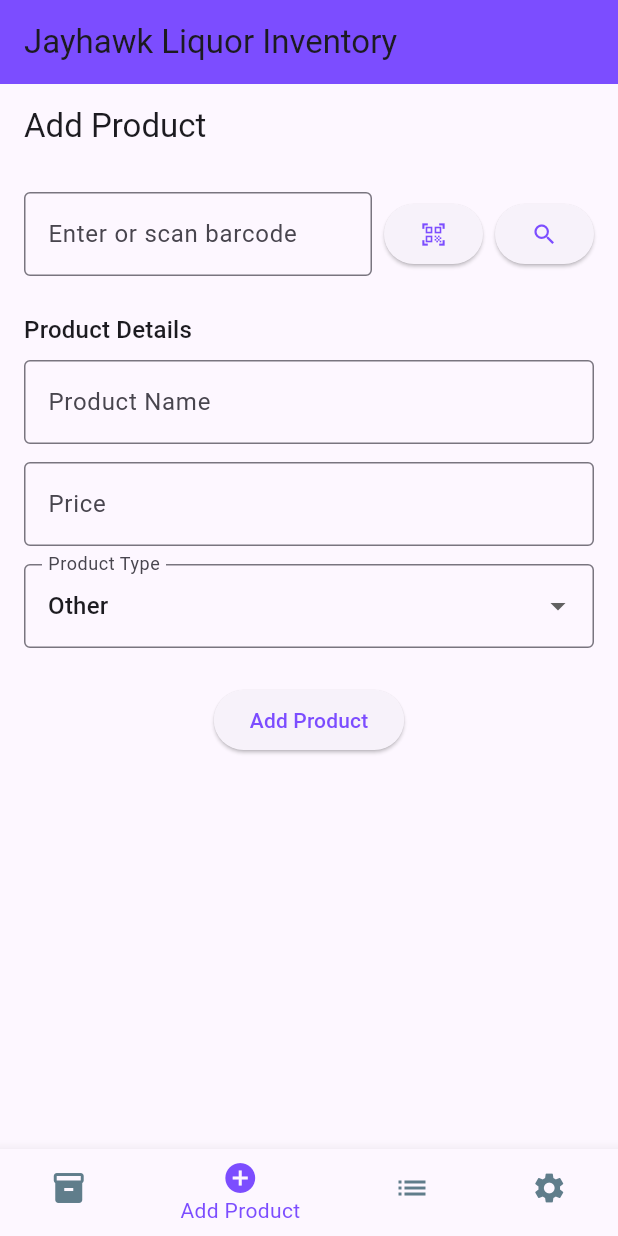
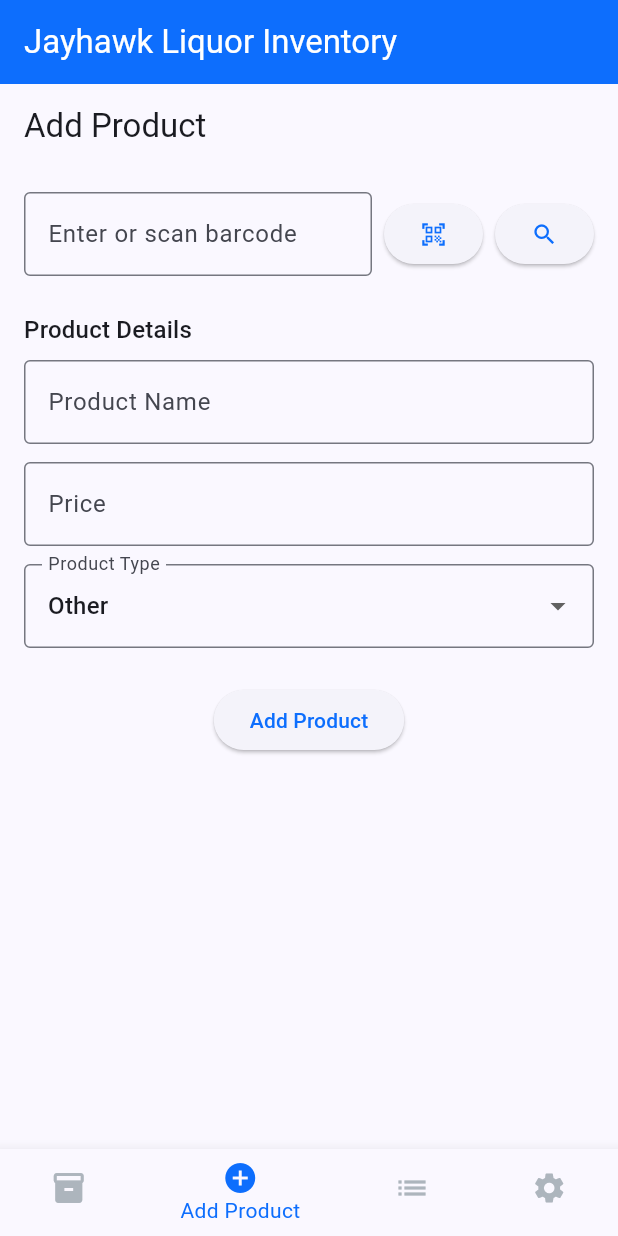
Before and after one commit to SVidu96/inventory_app, a Flutter app: the screen it shows after launch, item 2 of the bottom bar chosen, on a phone screen of 412 x 824 dp. Run offline on Flutter 3.47's test engine with Material 3 defaults, Android fonts, the phone set to English and light mode, and no system bars; our stand-ins replace cloud_firestore, firebase_core, permission_handler, qr_flutter; missing offline and left inert: mobile_scanner; accounts and stored records are empty.

Commit message:
stable v2.0

```diff
--- a/lib/add_product_page.dart
+++ b/lib/add_product_page.dart
@@ -163,6 +163,7 @@ class _AddProductPageState extends State<AddProductPage> {
     // If initialProductId is provided, set it to the barcode controller (only once)
     if (widget.initialProductId != null && _barcodeController.text.isEmpty) {
       _barcodeController.text = widget.initialProductId!;
+      _searchProduct(); // Automatically search for the product
     }
     return Scaffold(
       appBar: AppBar(title: const Text('Add Product')),
--- a/lib/home_page.dart
+++ b/lib/home_page.dart
@@ -17,7 +17,7 @@ class _HomePageState extends State<HomePage> {
     PriceCheckPage(),
     AddProductPage(),
     PricesListPage(),
-    Center(child: Text('Settings')), // Placeholder for Settings
+    Center(child: Text('V2.0')), // Placeholder for Settings
   ];
 
   void _onItemTapped(int index) {
@@ -32,6 +32,7 @@ class _HomePageState extends State<HomePage> {
       appBar: AppBar(
         backgroundColor: Theme.of(context).colorScheme.primary,
         title: const Text('Jayhawk Liquor Inventory'),
+        foregroundColor: Colors.white,
       ),
       body: _pages[_selectedIndex],
       bottomNavigationBar: BottomNavigationBar(
--- a/lib/main.dart
+++ b/lib/main.dart
@@ -17,12 +17,13 @@ class MyApp extends StatelessWidget {
   Widget build(BuildContext context) {
     return MaterialApp(
       debugShowCheckedModeBanner: false,
-      title: 'Inventory App',
+      title: 'Jayhawk Liquor Inventory',
       theme: ThemeData(
         colorScheme: ColorScheme.fromSeed(
-          primary: Colors.deepPurpleAccent, // Vibrant Red
-          secondary: Colors.blueGrey, // Deep Blue
-          seedColor: Colors.deepPurpleAccent, // Vibrant Red
+          primary: const Color.fromARGB(255, 13, 110, 253),
+          secondary: const Color.fromARGB(255, 173, 181, 189),
+          seedColor: const Color.fromARGB(255, 13, 110, 253),
+          error: Color.fromARGB(255,220, 53, 69)
         ),
       ),
       home: HomePage(),
```
Also changed, not shown: lib/prices_list_page.dart (+113 -4 lines).
